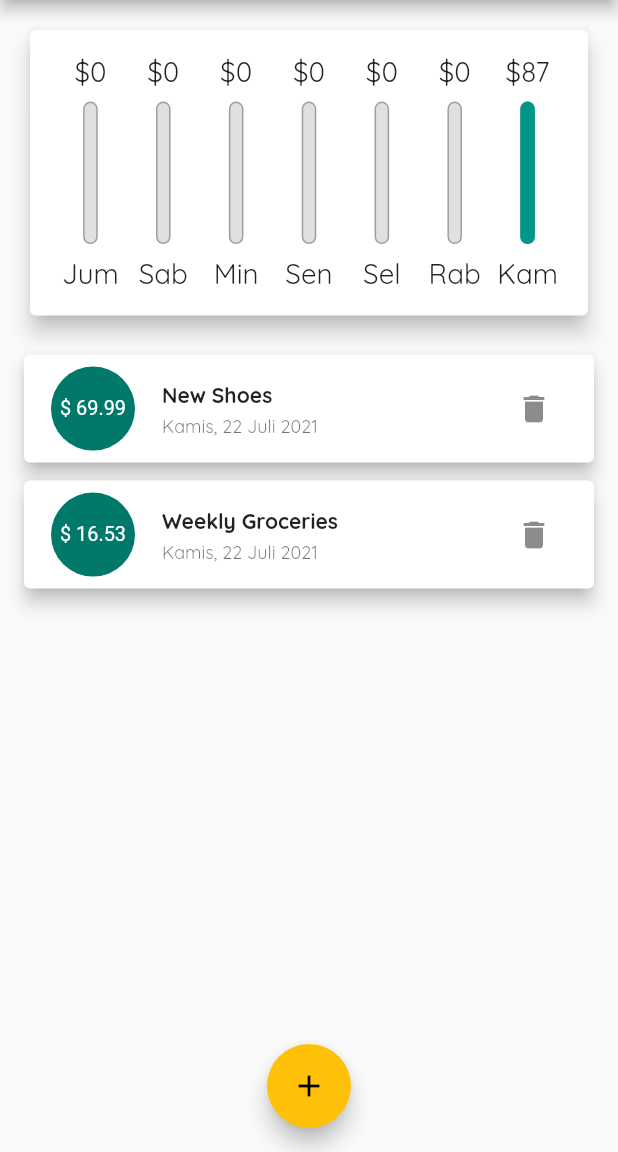
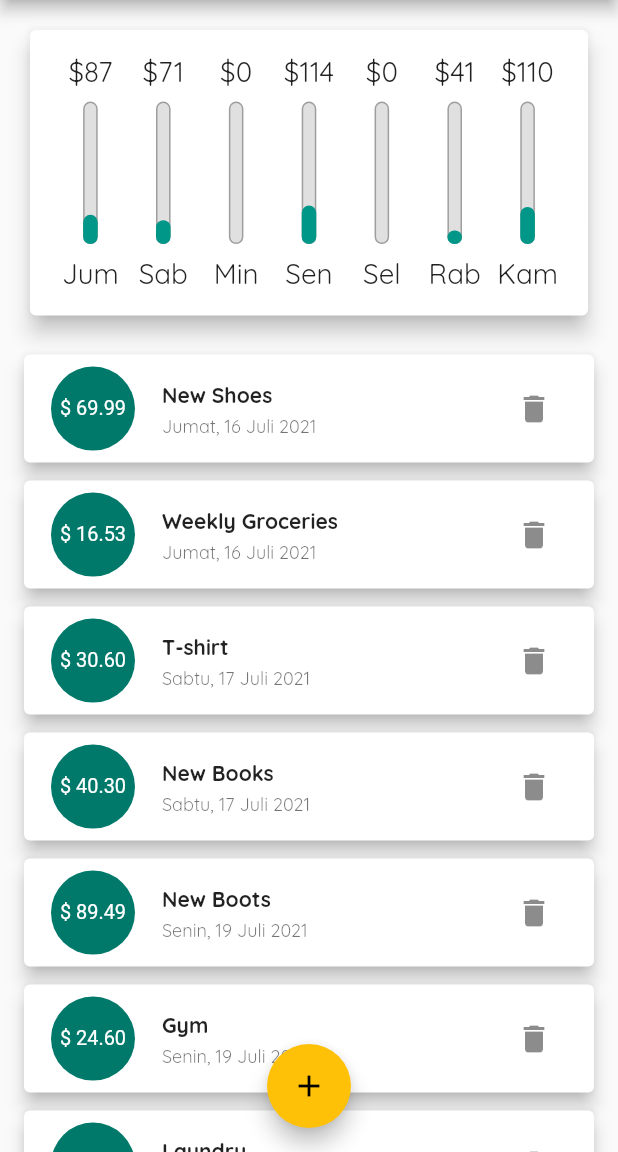
Before and after one commit to Dzaky02/expenses_app, a Flutter app: the screen it shows after launch, on a phone screen of 412 x 824 dp, the part 84-1236 px from its top. Run offline on Flutter 3.47's test engine with Material 2 defaults, Android fonts, the phone set to English and light mode, and no system bars; our stand-ins replace google_fonts.

Commit message:
Insert new Dummy Data.

```diff
--- a/lib/main.dart
+++ b/lib/main.dart
@@ -52,12 +52,48 @@ class _HomePageState extends State<HomePage> {
       id: 't1',
       title: 'New Shoes',
       amount: 69.99,
-      date: DateTime.now(),
+      date: DateTime.now().subtract(Duration(days: 6)),
     ),
     Transaction(
       id: 't2',
       title: 'Weekly Groceries',
       amount: 16.53,
+      date: DateTime.now().subtract(Duration(days: 6)),
+    ),
+    Transaction(
+      id: 't3',
+      title: 'T-shirt',
+      amount: 30.6,
+      date: DateTime.now().subtract(Duration(days: 5)),
+    ),
+    Transaction(
+      id: 't4',
+      title: 'New Books',
+      amount: 40.3,
+      date: DateTime.now().subtract(Duration(days: 5)),
+    ),
+    Transaction(
+      id: 't5',
+      title: 'New Boots',
+      amount: 89.49,
+      date: DateTime.now().subtract(Duration(days: 3)),
+    ),
+    Transaction(
+      id: 't6',
+      title: 'Gym',
+      amount: 24.6,
+      date: DateTime.now().subtract(Duration(days: 3)),
+    ),
+    Transaction(
+      id: 't8',
+      title: 'Laundry',
+      amount: 40.53,
+      date: DateTime.now().subtract(Duration(days: 1)),
+    ),
+    Transaction(
+      id: 't7',
+      title: 'Catering Meal Plan',
+      amount: 109.99,
       date: DateTime.now(),
     ),
   ];
```
